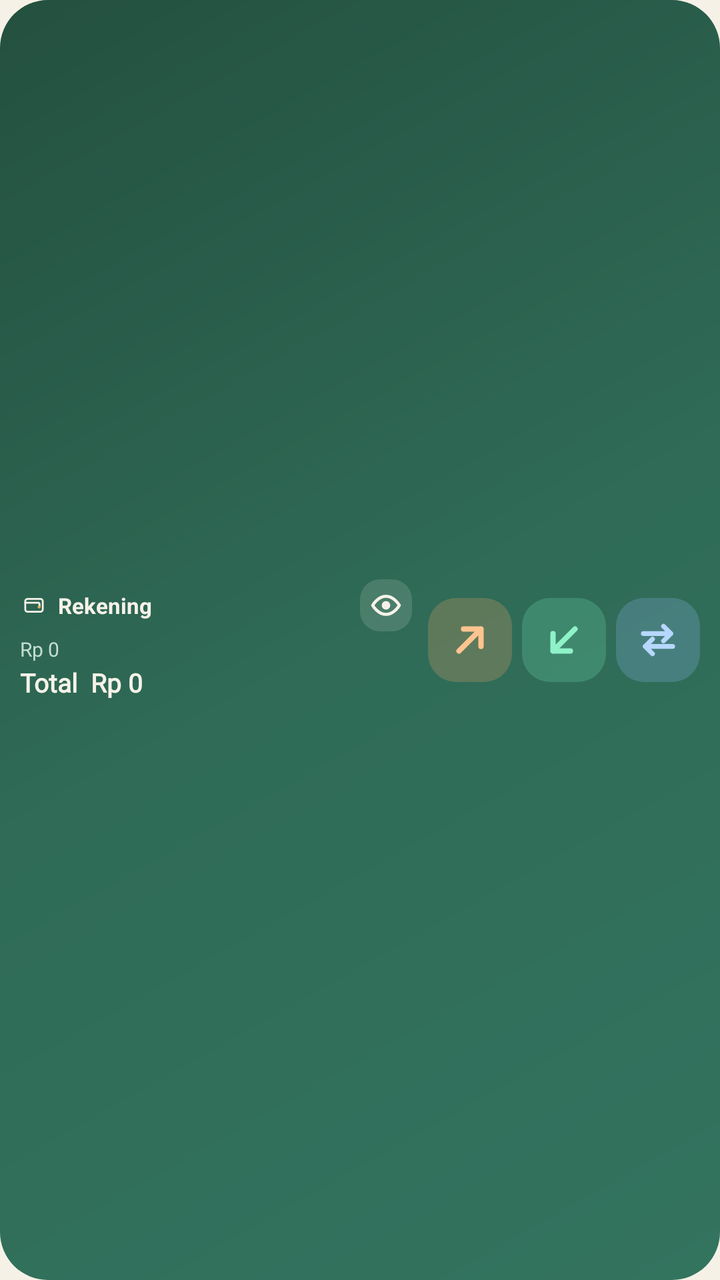
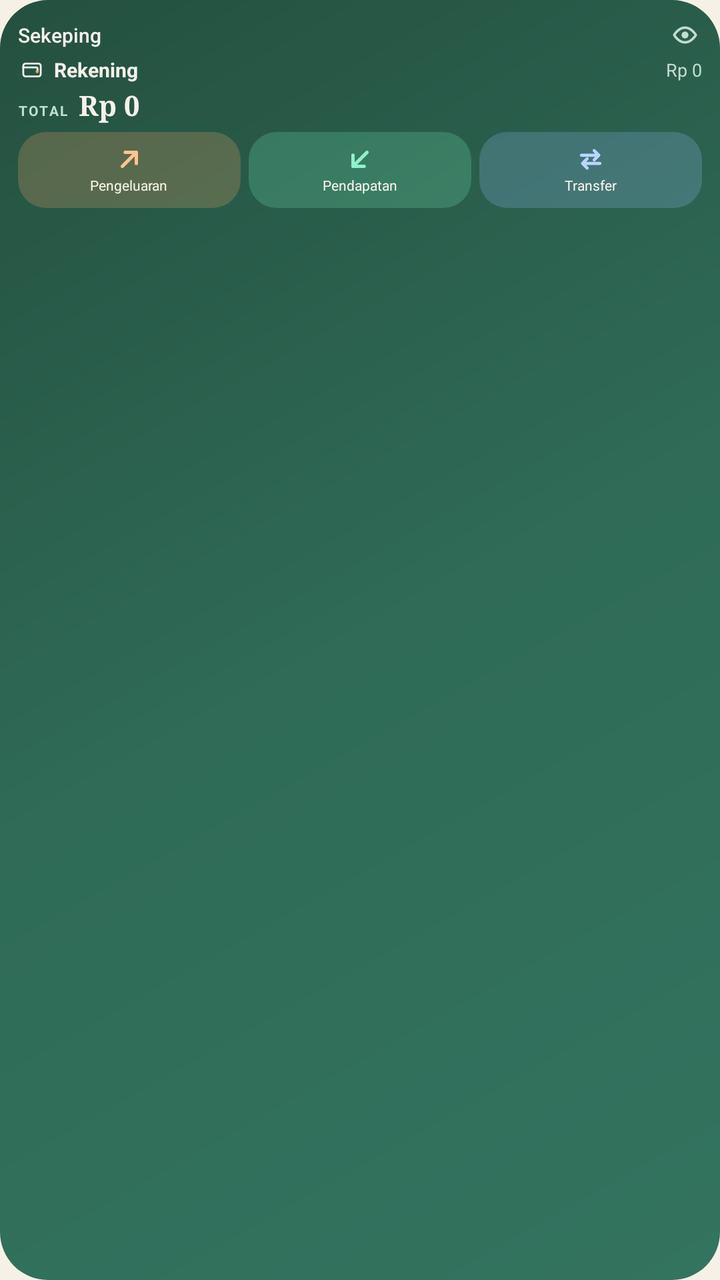

An Android layout rendered at two revisions. The XML below is the earlier revision; the diff shows what the commit changed to produce the second picture.
<!-- AndroidManifest.xml: application theme Theme.Sekeping -->
<!-- res/layout/widget_sekeping_small.xml -->
<?xml version="1.0" encoding="utf-8"?>
<LinearLayout xmlns:android="http://schemas.android.com/apk/res/android"
    android:id="@+id/widget_root"
    android:layout_width="match_parent"
    android:layout_height="match_parent"
    android:background="@drawable/widget_bg"
    android:contentDescription="@string/widget_open"
    android:gravity="center_vertical"
    android:orientation="horizontal"
    android:padding="10dp">

    <LinearLayout
        android:layout_width="0dp"
        android:layout_height="wrap_content"
        android:layout_weight="1"
        android:orientation="vertical">

        <LinearLayout
            android:layout_width="match_parent"
            android:layout_height="wrap_content"
            android:gravity="center_vertical"
            android:orientation="horizontal">

            <ImageView
                android:id="@+id/widget_provider_icon"
                android:layout_width="14dp"
                android:layout_height="14dp"
                android:contentDescription="@string/widget_provider"
                android:src="@drawable/ic_wallet" />

            <TextView
                android:id="@+id/widget_provider"
                android:layout_width="0dp"
                android:layout_height="wrap_content"
                android:layout_marginStart="5dp"
                android:layout_weight="1"
                android:ellipsize="end"
                android:maxLines="1"
                android:text="@string/widget_provider"
                android:textColor="@color/widget_cream"
                android:textSize="11sp"
                android:textStyle="bold" />

            <ImageView
                android:id="@+id/widget_eye"
                android:layout_width="26dp"
                android:layout_height="26dp"
                android:layout_marginStart="4dp"
                android:background="@drawable/widget_chip"
                android:contentDescription="@string/widget_toggle_amounts"
                android:padding="5dp"
                android:src="@drawable/ic_eye"
                android:tint="@color/widget_cream" />
        </LinearLayout>

        <TextView
            android:id="@+id/widget_provider_balance"
            android:layout_width="match_parent"
            android:layout_height="wrap_content"
            android:layout_marginTop="2dp"
            android:ellipsize="end"
            android:maxLines="1"
            android:text="Rp 0"
            android:textColor="@color/widget_muted"
            android:textSize="10sp" />

        <TextView
            android:id="@+id/widget_total"
            android:layout_width="match_parent"
            android:layout_height="wrap_content"
            android:layout_marginTop="1dp"
            android:ellipsize="end"
            android:maxLines="1"
            android:text="Total  Rp 0"
            android:textColor="@color/widget_cream"
            android:textSize="13sp"
            android:textStyle="bold"
            style="@style/WidgetBalance" />

        <TextView
            android:id="@+id/widget_total_label"
            android:layout_width="0dp"
            android:layout_height="0dp"
            android:visibility="gone" />
    </LinearLayout>

    <LinearLayout
        android:layout_width="wrap_content"
        android:layout_height="wrap_content"
        android:layout_marginStart="8dp"
        android:gravity="center_vertical"
        android:orientation="horizontal">

        <LinearLayout
            android:id="@+id/widget_expense"
            android:layout_width="42dp"
            android:layout_height="42dp"
            android:background="@drawable/widget_btn_expense"
            android:clickable="true"
            android:contentDescription="@string/widget_expense"
            android:focusable="true"
            android:gravity="center"
            android:orientation="vertical">

            <ImageView
                android:layout_width="22dp"
                android:layout_height="22dp"
                android:contentDescription="@string/widget_expense"
                android:src="@drawable/ic_widget_expense"
                android:tint="@color/widget_icon_expense" />

            <TextView
                android:id="@+id/widget_expense_label"
                android:layout_width="0dp"
                android:layout_height="0dp"
                android:visibility="gone" />
        </LinearLayout>

        <LinearLayout
            android:id="@+id/widget_income"
            android:layout_width="42dp"
            android:layout_height="42dp"
            android:layout_marginStart="5dp"
            android:background="@drawable/widget_btn_income"
            android:clickable="true"
            android:contentDescription="@string/widget_income"
            android:focusable="true"
            android:gravity="center"
            android:orientation="vertical">

            <ImageView
                android:layout_width="22dp"
                android:layout_height="22dp"
                android:contentDescription="@string/widget_income"
                android:src="@drawable/ic_widget_income"
                android:tint="@color/widget_icon_income" />

            <TextView
                android:id="@+id/widget_income_label"
                android:layout_width="0dp"
                android:layout_height="0dp"
                android:visibility="gone" />
        </LinearLayout>

        <LinearLayout
            android:id="@+id/widget_transfer"
            android:layout_width="42dp"
            android:layout_height="42dp"
            android:layout_marginStart="5dp"
            android:background="@drawable/widget_btn_transfer"
            android:clickable="true"
            android:contentDescription="@string/widget_transfer"
            android:focusable="true"
            android:gravity="center"
            android:orientation="vertical">

            <ImageView
                android:layout_width="22dp"
                android:layout_height="22dp"
                android:contentDescription="@string/widget_transfer"
                android:src="@drawable/ic_widget_transfer"
                android:tint="@color/widget_icon_transfer" />

            <TextView
                android:id="@+id/widget_transfer_label"
                android:layout_width="0dp"
                android:layout_height="0dp"
                android:visibility="gone" />
        </LinearLayout>
    </LinearLayout>
</LinearLayout>
<!-- resources referenced by this layout -->
<resources>
  <color name="widget_cream">#F6F2E9</color>
  <color name="widget_icon_expense">#FFC48F</color>
  <color name="widget_icon_income">#8FF2C9</color>
  <color name="widget_icon_transfer">#B7D7FF</color>
  <color name="widget_muted">#C2DCD1</color>
  <!-- drawable ic_widget_income (drawable) -->
  <?xml version="1.0" encoding="utf-8"?>
  <vector xmlns:android="http://schemas.android.com/apk/res/android"
      android:width="24dp"
      android:height="24dp"
      android:viewportWidth="24"
      android:viewportHeight="24">
      <path
          android:fillColor="#00000000"
          android:pathData="M18,6L6,18M15.5,18H6V8.5"
          android:strokeColor="#FFFFFFFF"
          android:strokeLineCap="round"
          android:strokeLineJoin="round"
          android:strokeWidth="2.9" />
  </vector>
  <!-- drawable widget_bg (drawable) -->
  <?xml version="1.0" encoding="utf-8"?>
  <shape xmlns:android="http://schemas.android.com/apk/res/android"
      android:shape="rectangle">
      <gradient
          android:angle="135"
          android:centerColor="@color/brand"
          android:endColor="@color/brand_dark"
          android:startColor="#33745F"
          android:type="linear" />
      <corners android:radius="24dp" />
  </shape>
  <!-- drawable widget_btn_expense (drawable) -->
  <?xml version="1.0" encoding="utf-8"?>
  <ripple xmlns:android="http://schemas.android.com/apk/res/android"
      android:color="#40FFFFFF">
      <item>
          <shape android:shape="rectangle">
              <solid android:color="#3DF0A264" />
              <corners android:radius="14dp" />
          </shape>
      </item>
  </ripple>
  <!-- drawable widget_btn_income (drawable) -->
  <?xml version="1.0" encoding="utf-8"?>
  <ripple xmlns:android="http://schemas.android.com/apk/res/android"
      android:color="#40FFFFFF">
      <item>
          <shape android:shape="rectangle">
              <solid android:color="#3D6FE3B5" />
              <corners android:radius="14dp" />
          </shape>
      </item>
  </ripple>
  <!-- drawable widget_btn_transfer (drawable) -->
  <?xml version="1.0" encoding="utf-8"?>
  <ripple xmlns:android="http://schemas.android.com/apk/res/android"
      android:color="#40FFFFFF">
      <item>
          <shape android:shape="rectangle">
              <solid android:color="#3D8DB8F0" />
              <corners android:radius="14dp" />
          </shape>
      </item>
  </ripple>
  <!-- drawable widget_chip (drawable) -->
  <?xml version="1.0" encoding="utf-8"?>
  <shape xmlns:android="http://schemas.android.com/apk/res/android"
      android:shape="rectangle">
      <solid android:color="#24F6F2E9" />
      <corners android:radius="10dp" />
  </shape>
  <string name="widget_expense">Pengeluaran</string>
  <string name="widget_income">Pendapatan</string>
  <string name="widget_open">Buka Sekeping</string>
  <string name="widget_provider">Rekening</string>
  <string name="widget_toggle_amounts">Sembunyikan atau tampilkan nominal</string>
  <string name="widget_transfer">Transfer</string>
  <style name="WidgetBalance">
          <item name="android:fontFamily">serif</item>
          <item name="android:textStyle">bold</item>
      </style>
  <style name="Theme.Sekeping" parent="Theme.AppCompat.DayNight.NoActionBar">
          <item name="colorPrimary">@color/brand</item>
          <item name="colorPrimaryDark">@color/paper</item>
          <item name="colorAccent">@color/accent</item>
          <item name="android:windowBackground">@color/paper</item>
          <item name="android:statusBarColor">@color/paper</item>
          <item name="android:navigationBarColor">@color/paper</item>
          <item name="android:windowLightStatusBar">true</item>
      </style>
  <color name="brand">#2F6B57</color>
  <color name="brand_dark">#24503F</color>
  <color name="paper">#F6F1E7</color>
  <color name="accent">#2F6B57</color>
  <!-- unchanged entries left out for length: 4 -->
</resources>

<!-- the commit's change to res/layout/widget_sekeping_small.xml (unified diff, before → after) -->
@@ -5,96 +5,122 @@
     android:layout_height="match_parent"
     android:background="@drawable/widget_bg"
     android:contentDescription="@string/widget_open"
-    android:gravity="center_vertical"
-    android:orientation="horizontal"
-    android:padding="10dp">
-
-    <LinearLayout
-        android:layout_width="0dp"
+    android:orientation="vertical"
+    android:padding="9dp">
+
+    <LinearLayout
+        android:layout_width="match_parent"
         android:layout_height="wrap_content"
-        android:layout_weight="1"
-        android:orientation="vertical">
-
-        <LinearLayout
-            android:layout_width="match_parent"
-            android:layout_height="wrap_content"
-            android:gravity="center_vertical"
-            android:orientation="horizontal">
-
-            <ImageView
-                android:id="@+id/widget_provider_icon"
-                android:layout_width="14dp"
-                android:layout_height="14dp"
-                android:contentDescription="@string/widget_provider"
-                android:src="@drawable/ic_wallet" />
-
-            <TextView
-                android:id="@+id/widget_provider"
-                android:layout_width="0dp"
-                android:layout_height="wrap_content"
-                android:layout_marginStart="5dp"
-                android:layout_weight="1"
-                android:ellipsize="end"
-                android:maxLines="1"
-                android:text="@string/widget_provider"
-                android:textColor="@color/widget_cream"
-                android:textSize="11sp"
-                android:textStyle="bold" />
-
-            <ImageView
-                android:id="@+id/widget_eye"
-                android:layout_width="26dp"
-                android:layout_height="26dp"
-                android:layout_marginStart="4dp"
-                android:background="@drawable/widget_chip"
-                android:contentDescription="@string/widget_toggle_amounts"
-                android:padding="5dp"
-                android:src="@drawable/ic_eye"
-                android:tint="@color/widget_cream" />
-        </LinearLayout>
+        android:gravity="center_vertical"
+        android:orientation="horizontal">
+
+        <TextView
+            android:layout_width="wrap_content"
+            android:layout_height="wrap_content"
+            android:fontFamily="sans-serif-medium"
+            android:text="@string/app_name"
+            android:textColor="@color/widget_cream"
+            android:textSize="10sp" />
+
+        <TextView
+            android:layout_width="0dp"
+            android:layout_height="1dp"
+            android:layout_weight="1" />
+
+        <ImageView
+            android:id="@+id/widget_eye"
+            android:layout_width="17dp"
+            android:layout_height="17dp"
+            android:contentDescription="@string/widget_toggle_amounts"
+            android:padding="2dp"
+            android:src="@drawable/ic_eye"
+            android:tint="@color/widget_muted" />
+    </LinearLayout>
+
+    <LinearLayout
+        android:layout_width="match_parent"
+        android:layout_height="wrap_content"
+        android:layout_marginTop="2dp"
+        android:gravity="center_vertical"
+        android:orientation="horizontal">
+
+        <ImageView
+            android:id="@+id/widget_provider_icon"
+            android:layout_width="14dp"
+            android:layout_height="14dp"
+            android:contentDescription="@string/widget_provider"
+            android:src="@drawable/ic_wallet" />
+
+        <TextView
+            android:id="@+id/widget_provider"
+            android:layout_width="0dp"
+            android:layout_height="wrap_content"
+            android:layout_marginStart="4dp"
+            android:layout_weight="1"
+            android:ellipsize="end"
+            android:maxLines="1"
+            android:text="@string/widget_provider"
+            android:textColor="@color/widget_cream"
+            android:textSize="10sp"
+            android:textStyle="bold" />
 
         <TextView
             android:id="@+id/widget_provider_balance"
-            android:layout_width="match_parent"
-            android:layout_height="wrap_content"
-            android:layout_marginTop="2dp"
+            android:layout_width="wrap_content"
+            android:layout_height="wrap_content"
+            android:layout_marginStart="6dp"
             android:ellipsize="end"
             android:maxLines="1"
             android:text="Rp 0"
             android:textColor="@color/widget_muted"
-            android:textSize="10sp" />
+            android:textSize="9sp" />
+    </LinearLayout>
+
+    <LinearLayout
+        android:layout_width="match_parent"
+        android:layout_height="wrap_content"
+        android:layout_marginTop="1dp"
+        android:gravity="bottom"
+        android:orientation="horizontal">
+
+        <TextView
+            android:id="@+id/widget_total_label"
+            android:layout_width="wrap_content"
+            android:layout_height="wrap_content"
+            android:layout_marginEnd="5dp"
+            android:letterSpacing="0.12"
+            android:text="@string/widget_total"
+            android:textAllCaps="true"
+            android:textColor="@color/widget_muted"
+            android:textSize="7sp"
+            android:textStyle="bold" />
 
         <TextView
             android:id="@+id/widget_total"
-            android:layout_width="match_parent"
-            android:layout_height="wrap_content"
-            android:layout_marginTop="1dp"
+            android:layout_width="0dp"
+            android:layout_height="wrap_content"
+            android:layout_weight="1"
             android:ellipsize="end"
+            android:fontFamily="serif"
             android:maxLines="1"
-            android:text="Total  Rp 0"
+            android:text="Rp 0"
             android:textColor="@color/widget_cream"
-            android:textSize="13sp"
-            android:textStyle="bold"
-            style="@style/WidgetBalance" />
-
-        <TextView
-            android:id="@+id/widget_total_label"
-            android:layout_width="0dp"
-            android:layout_height="0dp"
-            android:visibility="gone" />
-    </LinearLayout>
-
-    <LinearLayout
-        android:layout_width="wrap_content"
-        android:layout_height="wrap_content"
-        android:layout_marginStart="8dp"
-        android:gravity="center_vertical"
+            android:textSize="14sp"
+            android:textStyle="bold" />
+    </LinearLayout>
+
+    <LinearLayout
+        android:layout_width="match_parent"
+        android:layout_height="38dp"
+        android:layout_marginTop="4dp"
         android:orientation="horizontal">
 
         <LinearLayout
             android:id="@+id/widget_expense"
-            android:layout_width="42dp"
-            android:layout_height="42dp"
+            android:layout_width="0dp"
+            android:layout_height="match_parent"
+            android:layout_marginEnd="4dp"
+            android:layout_weight="1"
             android:background="@drawable/widget_btn_expense"
             android:clickable="true"
             android:contentDescription="@string/widget_expense"
@@ -103,24 +129,29 @@
             android:orientation="vertical">
 
             <ImageView
-                android:layout_width="22dp"
-                android:layout_height="22dp"
+                android:layout_width="14dp"
+                android:layout_height="14dp"
                 android:contentDescription="@string/widget_expense"
                 android:src="@drawable/ic_widget_expense"
                 android:tint="@color/widget_icon_expense" />
 
             <TextView
                 android:id="@+id/widget_expense_label"
-                android:layout_width="0dp"
-                android:layout_height="0dp"
-                android:visibility="gone" />
+                android:layout_width="wrap_content"
+                android:layout_height="wrap_content"
+                android:layout_marginTop="1dp"
+                android:maxLines="1"
+                android:text="@string/widget_expense"
+                android:textColor="@color/widget_cream"
+                android:textSize="7sp" />
         </LinearLayout>
 
         <LinearLayout
             android:id="@+id/widget_income"
-            android:layout_width="42dp"
-            android:layout_height="42dp"
-            android:layout_marginStart="5dp"
+            android:layout_width="0dp"
+            android:layout_height="match_parent"
+            android:layout_marginEnd="4dp"
+            android:layout_weight="1"
             android:background="@drawable/widget_btn_income"
             android:clickable="true"
             android:contentDescription="@string/widget_income"
@@ -129,24 +160,28 @@
             android:orientation="vertical">
 
             <ImageView
-                android:layout_width="22dp"
-                android:layout_height="22dp"
+                android:layout_width="14dp"
+                android:layout_height="14dp"
                 android:contentDescription="@string/widget_income"
                 android:src="@drawable/ic_widget_income"
                 android:tint="@color/widget_icon_income" />
 
             <TextView
                 android:id="@+id/widget_income_label"
-                android:layout_width="0dp"
-                android:layout_height="0dp"
-                android:visibility="gone" />
+                android:layout_width="wrap_content"
+                android:layout_height="wrap_content"
+                android:layout_marginTop="1dp"
+                android:maxLines="1"
+                android:text="@string/widget_income"
+                android:textColor="@color/widget_cream"
+                android:textSize="7sp" />
         </LinearLayout>
 
         <LinearLayout
             android:id="@+id/widget_transfer"
-            android:layout_width="42dp"
-            android:layout_height="42dp"
-            android:layout_marginStart="5dp"
+            android:layout_width="0dp"
+            android:layout_height="match_parent"
+            android:layout_weight="1"
             android:background="@drawable/widget_btn_transfer"
             android:clickable="true"
             android:contentDescription="@string/widget_transfer"
@@ -155,17 +190,21 @@
             android:orientation="vertical">
 
             <ImageView
-                android:layout_width="22dp"
-                android:layout_height="22dp"
+                android:layout_width="14dp"
+                android:layout_height="14dp"
                 android:contentDescription="@string/widget_transfer"
                 android:src="@drawable/ic_widget_transfer"
                 android:tint="@color/widget_icon_transfer" />
 
             <TextView
                 android:id="@+id/widget_transfer_label"
-                android:layout_width="0dp"
-                android:layout_height="0dp"
-                android:visibility="gone" />
+                android:layout_width="wrap_content"
+                android:layout_height="wrap_content"
+                android:layout_marginTop="1dp"
+                android:maxLines="1"
+                android:text="@string/widget_transfer"
+                android:textColor="@color/widget_cream"
+                android:textSize="7sp" />
         </LinearLayout>
     </LinearLayout>
 </LinearLayout>
<!-- resource entries referenced after the edit -->
@@ -65,23 +65,14 @@
           </shape>
       </item>
   </ripple>
-  <!-- drawable widget_chip (drawable) -->
-  <?xml version="1.0" encoding="utf-8"?>
-  <shape xmlns:android="http://schemas.android.com/apk/res/android"
-      android:shape="rectangle">
-      <solid android:color="#24F6F2E9" />
-      <corners android:radius="10dp" />
-  </shape>
+  <string name="app_name">Sekeping</string>
   <string name="widget_expense">Pengeluaran</string>
   <string name="widget_income">Pendapatan</string>
   <string name="widget_open">Buka Sekeping</string>
   <string name="widget_provider">Rekening</string>
   <string name="widget_toggle_amounts">Sembunyikan atau tampilkan nominal</string>
+  <string name="widget_total">Total</string>
   <string name="widget_transfer">Transfer</string>
-  <style name="WidgetBalance">
-          <item name="android:fontFamily">serif</item>
-          <item name="android:textStyle">bold</item>
-      </style>
   <style name="Theme.Sekeping" parent="Theme.AppCompat.DayNight.NoActionBar">
           <item name="colorPrimary">@color/brand</item>
           <item name="colorPrimaryDark">@color/paper</item>
